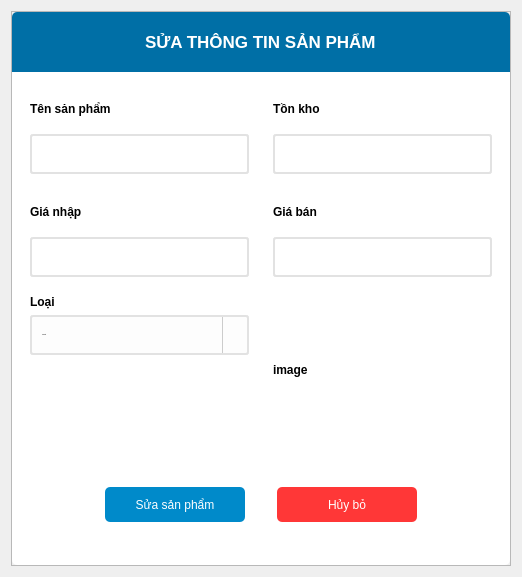
Qt form UI/forms/manager/update_product.ui (yuukun123/bakery-management-system) before a commit.
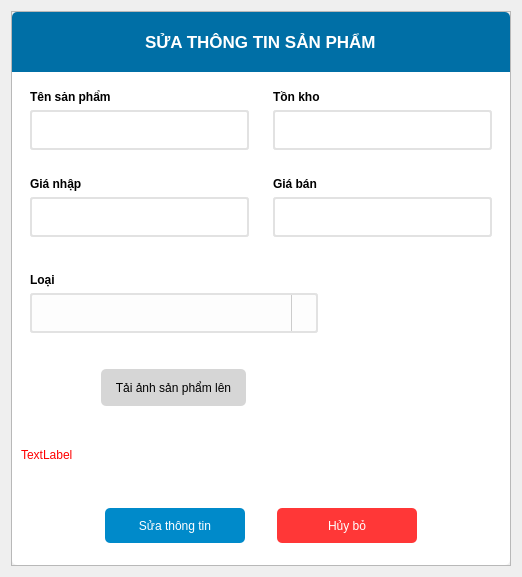
The same form after that commit. Icons and pictures are not drawn.

Patch:
```diff
--- a/UI/forms/manager/update_product.ui
+++ b/UI/forms/manager/update_product.ui
@@ -15,7 +15,7 @@
   </property>
   <layout class="QHBoxLayout" name="horizontalLayout">
    <item>
-    <widget class="QFrame" name="frame">
+    <widget class="QFrame" name="mainFrame">
      <property name="sizePolicy">
       <sizepolicy hsizetype="Preferred" vsizetype="Expanding">
        <horstretch>0</horstretch>
@@ -122,7 +122,7 @@
         </property>
         <layout class="QVBoxLayout" name="verticalLayout_2">
          <property name="spacing">
-          <number>0</number>
+          <number>9</number>
          </property>
          <item>
           <widget class="QFrame" name="frame_4">
@@ -417,7 +417,31 @@
             <property name="bottomMargin">
              <number>0</number>
             </property>
-            <item alignment="Qt::AlignTop">
+            <item>
+             <widget class="QFrame" name="frame_7">
+              <property name="frameShape">
+               <enum>QFrame::StyledPanel</enum>
+              </property>
+              <property name="frameShadow">
+               <enum>QFrame::Raised</enum>
+              </property>
+              <layout class="QHBoxLayout" name="horizontalLayout_7">
+               <property name="spacing">
+                <number>6</number>
+               </property>
+               <property name="leftMargin">
+                <number>0</number>
+               </property>
+               <property name="topMargin">
+                <number>0</number>
+               </property>
+               <property name="rightMargin">
+                <number>9</number>
+               </property>
+               <property name="bottomMargin">
+                <number>0</number>
+               </property>
+               <item>
              <widget class="QFrame" name="frame_5">
               <property name="frameShape">
                <enum>QFrame::StyledPanel</enum>
@@ -425,6 +449,18 @@
               <property name="frameShadow">
                <enum>QFrame::Raised</enum>
               </property>
+                 <layout class="QVBoxLayout" name="verticalLayout_7">
+                  <property name="leftMargin">
+                   <number>0</number>
+                  </property>
+                  <item alignment="Qt::AlignTop">
+                   <widget class="QFrame" name="frame_10">
+                    <property name="frameShape">
+                     <enum>QFrame::StyledPanel</enum>
+                    </property>
+                    <property name="frameShadow">
+                     <enum>QFrame::Raised</enum>
+                    </property>
               <layout class="QVBoxLayout" name="verticalLayout_8">
                <item>
                 <widget class="QLabel" name="label_7">
@@ -485,37 +521,53 @@
 }
 </string>
                  </property>
-                 <item>
-                  <property name="text">
-                   <string>Croissant</string>
-                  </property>
-                 </item>
+                      </widget>
+                     </item>
+                    </layout>
+                   </widget>
+                  </item>
                  <item>
+                   <widget class="QLabel" name="link_product">
+                    <property name="font">
+                     <font>
+                      <pointsize>10</pointsize>
+                     </font>
+                    </property>
+                    <property name="styleSheet">
+                     <string notr="true">padding-left:10px;
+color: rgb(0, 85, 255);</string>
+                    </property>
                   <property name="text">
-                   <string>Tart</string>
-                  </property>
-                 </item>
-                 <item>
+                     <string/>
+                    </property>
+                   </widget>
+                  </item>
+                  <item alignment="Qt::AlignHCenter">
+                   <widget class="QToolButton" name="upload_btn">
+                    <property name="cursor">
+                     <cursorShape>PointingHandCursor</cursorShape>
+                    </property>
+                    <property name="styleSheet">
+                     <string notr="true">#upload_btn{
+	background-color: rgb(214, 214, 214);
+	font: 16px &quot;Segoe UI&quot;;
+	border-radius:5px;
+	padding:10px;
+}
+#upload_btn::hover{
+background-color: rgb(167, 167, 167);
+}</string>
+                    </property>
                   <property name="text">
-                   <string>Mousse</string>
-                  </property>
-                 </item>
+                     <string>Tải ảnh sản phẩm lên</string>
+                    </property>
                 </widget>
                </item>
               </layout>
              </widget>
             </item>
             <item>
-             <widget class="QFrame" name="frame_7">
-              <property name="frameShape">
-               <enum>QFrame::StyledPanel</enum>
-              </property>
-              <property name="frameShadow">
-               <enum>QFrame::Raised</enum>
-              </property>
-              <layout class="QVBoxLayout" name="verticalLayout_9">
-               <item>
-                <widget class="QLabel" name="label_8">
+                <widget class="QLabel" name="image_label">
                  <property name="minimumSize">
                   <size>
                    <width>150</width>
@@ -536,7 +588,7 @@
                   </font>
                  </property>
                  <property name="text">
-                  <string>image</string>
+                  <string/>
                  </property>
                 </widget>
                </item>
@@ -546,6 +598,21 @@
            </layout>
           </widget>
          </item>
+         <item>
+          <widget class="QLabel" name="text_error">
+           <property name="font">
+            <font>
+             <pointsize>9</pointsize>
+            </font>
+           </property>
+           <property name="styleSheet">
+            <string notr="true">color: rgb(255, 0, 0);</string>
+           </property>
+           <property name="text">
+            <string>TextLabel</string>
+           </property>
+          </widget>
+         </item>
          <item alignment="Qt::AlignHCenter">
           <widget class="QFrame" name="frame_15">
            <property name="frameShape">
@@ -559,28 +626,31 @@
              <number>32</number>
             </property>
             <item>
-             <widget class="QToolButton" name="updateproduct_btn">
+             <widget class="QToolButton" name="Update_product_btn">
               <property name="minimumSize">
                <size>
                 <width>140</width>
                 <height>35</height>
                </size>
               </property>
+              <property name="cursor">
+               <cursorShape>PointingHandCursor</cursorShape>
+              </property>
               <property name="styleSheet">
-               <string notr="true">#updateproduct_btn{
+               <string notr="true">#Update_product_btn{
 	background-color: rgb(0, 138, 202);
 	color: rgb(255, 255, 255);
 	font: 15px &quot;Segoe UI&quot;;
 	border-radius:5px;
 }
-#updateproduct_btn::hover{
+#Update_product_btn::hover{
 	
 	
 	background-color: rgb(0, 85, 127);
 }</string>
               </property>
               <property name="text">
-               <string>Sửa sản phẩm</string>
+               <string>Sửa thông tin</string>
               </property>
              </widget>
             </item>
@@ -592,6 +662,9 @@
                 <height>35</height>
                </size>
               </property>
+              <property name="cursor">
+               <cursorShape>PointingHandCursor</cursorShape>
+              </property>
               <property name="styleSheet">
                <string notr="true">#cancel_btn{
 	background-color: rgb(255, 55, 55);
```
Lines whose indentation alone changed are shown as unchanged.
